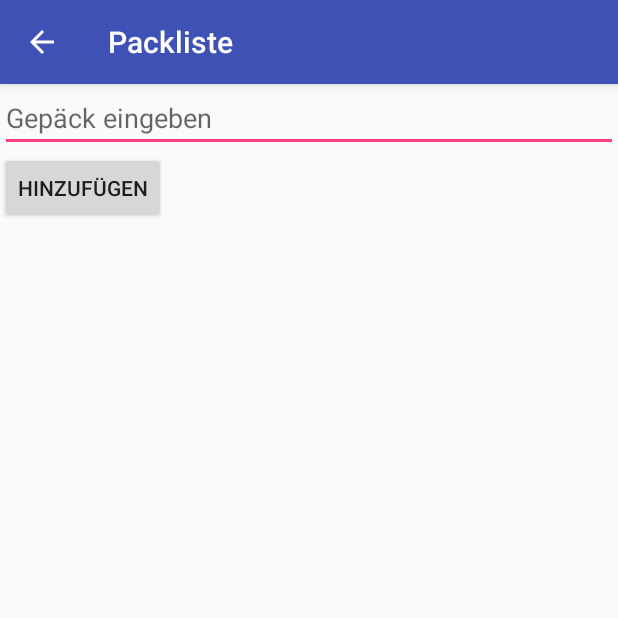
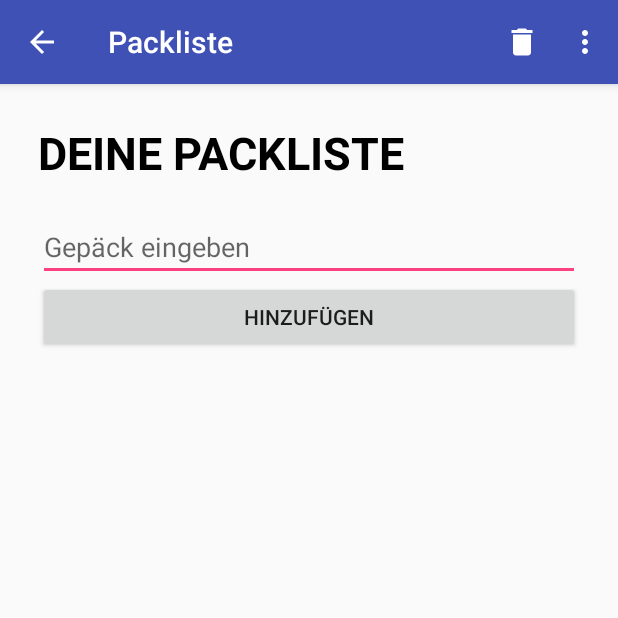
Before and after one commit to Stephfi/TravelAndroid, an Android app: the screen it shows after launch (Packliste before the commit, PackingList after it), in the options menu, after a tap on "Packliste", on a phone screen of 412 x 824 dp, the top half of it. Run offline under Robolectric (Android 15) with nearby library versions, the phone set to English and light mode, and no system bars; our stand-ins replace Room's generated code; libraries missing offline, so code that uses them is left out: com.facebook.stetho; 1 statement that could not run was skipped.

Commit message:
Made Menu global. Added "Delete-All" functionality to PackingList

```diff
--- a/app/build.gradle
+++ b/app/build.gradle
@@ -28,7 +28,6 @@ dependencies {
     androidTestImplementation 'com.android.support.test:runner:1.0.2'
     androidTestImplementation 'com.android.support.test.espresso:espresso-core:3.0.2'
 
-
     compile 'com.facebook.stetho:stetho:1.5.0'
     compile 'com.facebook.stetho:stetho-okhttp3:1.5.0'
 
--- a/app/src/main/AndroidManifest.xml
+++ b/app/src/main/AndroidManifest.xml
@@ -16,11 +16,12 @@
                 <category android:name="android.intent.category.LAUNCHER" />
             </intent-filter>
         </activity>
+        <activity android:name=".ActionBarActivity"/>
         <activity android:name=".SingleVacationActivity"
             android:parentActivityName=".MainActivity"/>
-        <activity android:name=".Packliste"
+        <activity android:name=".PackingList.PackingList"
             android:parentActivityName=".MainActivity"/>
-        <activity android:name=".Kostenrechner"
+        <activity android:name=".SpendingCalculator.SpendingCalculator"
             android:parentActivityName=".MainActivity"/>
     </application>
 
--- /dev/null
+++ b/app/src/main/java/com/example/markusbink/travelapp/ActionBarActivity.java
@@ -0,0 +1,67 @@
+package com.example.markusbink.travelapp;
+
+import android.content.Intent;
+import android.os.Bundle;
+import android.support.annotation.Nullable;
+import android.support.v7.app.AppCompatActivity;
+import android.view.Menu;
+import android.view.MenuInflater;
+import android.view.MenuItem;
+import android.widget.ArrayAdapter;
+
+import com.example.markusbink.travelapp.PackingList.PackingList;
+import com.example.markusbink.travelapp.SpendingCalculator.SpendingCalculator;
+
+public class ActionBarActivity extends AppCompatActivity {
+
+
+
+
+    @Override
+    protected void onCreate(@Nullable Bundle savedInstanceState) {
+        super.onCreate(savedInstanceState);
+        setContentView(R.layout.activity_actionbar);
+    }
+
+    //INFLATE THE MENU WITH LAYOUT
+
+    @Override
+    public boolean onCreateOptionsMenu(Menu menu) {
+        MenuInflater inflater = getMenuInflater();
+        inflater.inflate(R.menu.main_menu, menu);
+        return true;
+    }
+
+    //CLICKEVENTS FOR THE MAIN MENU-ITEMS
+
+    @Override
+    public boolean onOptionsItemSelected(MenuItem item) {
+        switch(item.getItemId()) {
+
+            case R.id.start_activity:
+                Intent startIntent = new Intent(this, MainActivity.class);
+                startActivity(startIntent);
+                return true;
+
+            case R.id.packliste_activity:
+                Intent packlisteIntent = new Intent(this, PackingList.class);
+                startActivity(packlisteIntent);
+                return true;
+
+            case R.id.singlevacation_activity:
+                Intent i = new Intent(this, SingleVacationActivity.class);
+                startActivity(i);
+                return true;
+
+            case R.id.kostenrechner_activity:
+                Intent kostenrechner = new Intent(this, SpendingCalculator.class);
+                startActivity(kostenrechner);
+                return true;
+
+
+            default:
+                return super.onOptionsItemSelected(item);
+        }
+    }
+
+}
--- a/app/src/main/java/com/example/markusbink/travelapp/PackingListInterface.java
+++ b/app/src/main/java/com/example/markusbink/travelapp/Database/PackingListDao.java
@@ -1,28 +1,23 @@
-package com.example.markusbink.travelapp;
+package com.example.markusbink.travelapp.Database;
 
 
 import android.arch.persistence.room.Dao;
-import android.arch.persistence.room.Delete;
 import android.arch.persistence.room.Insert;
 import android.arch.persistence.room.Query;
 
-import java.util.ArrayList;
+import com.example.markusbink.travelapp.PackingList.PackingList_SingleItem;
 
 @Dao
-public interface PackingListInterface {
+public interface PackingListDao {
 
     @Insert
-    void insertItem(PackingListActivityItem item);
+    void insertItem(PackingList_SingleItem item);
 
     @Query("DELETE FROM packingItems WHERE itemName = :item")
     void deleteItem(String item);
 
     @Query("SELECT * FROM packingItems")
-    PackingListActivityItem[] selectAllItems();
-
-
-
-
+    PackingList_SingleItem[] selectAllItems();
 
     @Query("DELETE FROM packingItems")
     void deleteAllItems();
--- /dev/null
+++ b/app/src/main/java/com/example/markusbink/travelapp/Database/RoomDatabase.java
@@ -0,0 +1,16 @@
+package com.example.markusbink.travelapp.Database;
+
+import android.arch.persistence.room.Database;
+
+import com.example.markusbink.travelapp.PackingList.PackingList_SingleItem;
+
+
+@Database(entities = {PackingList_SingleItem.class}, version = 1, exportSchema = false)
+
+public abstract class RoomDatabase extends android.arch.persistence.room.RoomDatabase {
+
+public abstract PackingListDao packingListInterface();
+
+
+
+}
--- a/app/src/main/java/com/example/markusbink/travelapp/MainActivity.java
+++ b/app/src/main/java/com/example/markusbink/travelapp/MainActivity.java
@@ -9,14 +9,12 @@ import android.view.MenuItem;
 import android.view.View;
 import android.widget.Button;
 import android.widget.EditText;
-import android.widget.Toast;
 
+import com.example.markusbink.travelapp.PackingList.PackingList;
+import com.example.markusbink.travelapp.SpendingCalculator.SpendingCalculator;
 import com.facebook.stetho.Stetho;
 
-import java.text.DateFormat;
-import java.util.Calendar;
-
-public class MainActivity extends AppCompatActivity {
+public class MainActivity extends ActionBarActivity {
 
     EditText editTextvacationName, editTextStartDate, editTextEndDate;
     Button buttonPlanVacation;
@@ -56,39 +54,5 @@ public class MainActivity extends AppCompatActivity {
         });
     }
 
-    @Override
-    public boolean onCreateOptionsMenu(Menu menu) {
-        MenuInflater inflater = getMenuInflater();
-        inflater.inflate(R.menu.main_menu, menu);
-        return true;
-    }
 
-    @Override
-    public boolean onOptionsItemSelected(MenuItem item) {
-        switch(item.getItemId()) {
-            case R.id.start_activity:
-                Intent startIntent = new Intent(this, MainActivity.class);
-                startActivity(startIntent);
-                return true;
-
-            case R.id.packliste_activity:
-                Intent packlisteIntent = new Intent(this, Packliste.class);
-                startActivity(packlisteIntent);
-                return true;
-
-            case R.id.singlevacation_activity:
-                Intent i = new Intent(this, SingleVacationActivity.class);
-                startActivity(i);
-                return true;
-
-            case R.id.kostenrechner_activity:
-                Intent kostenrechner = new Intent(this, Kostenrechner.class);
-                startActivity(kostenrechner);
-                return true;
-
-
-            default:
-                return super.onOptionsItemSelected(item);
-        }
-    }
 }
--- a/app/src/main/java/com/example/markusbink/travelapp/Packliste.java
+++ b/app/src/main/java/com/example/markusbink/travelapp/PackingList/PackingList.java
@@ -1,12 +1,10 @@
-package com.example.markusbink.travelapp;
+package com.example.markusbink.travelapp.PackingList;
 
 import android.arch.persistence.room.Room;
-import android.content.Context;
 import android.os.Bundle;
-import android.os.PersistableBundle;
-import android.support.annotation.Nullable;
-import android.support.v7.app.AppCompatActivity;
 import android.util.Log;
+import android.view.Menu;
+import android.view.MenuItem;
 import android.view.View;
 import android.widget.AdapterView;
 import android.widget.ArrayAdapter;
@@ -14,10 +12,14 @@ import android.widget.Button;
 import android.widget.EditText;
 import android.widget.ListView;
 import android.widget.Toast;
+
+import com.example.markusbink.travelapp.ActionBarActivity;
+import com.example.markusbink.travelapp.Database.RoomDatabase;
+import com.example.markusbink.travelapp.R;
+
 import java.util.ArrayList;
-import java.util.Arrays;
 
-public class Packliste extends AppCompatActivity {
+public class PackingList extends ActionBarActivity {
 
     private static final String TAG = "PackingList";
 
@@ -27,26 +29,28 @@ public class Packliste extends AppCompatActivity {
     private Button buttonLuggage;
     private ListView listViewLuggage;
     private ArrayList<String> luggageList = new ArrayList<>();
-    private PackingListActivityItem[] packingList;
+    private PackingList_SingleItem[] packingList;
     private ArrayAdapter<String> luggageAdapter;
-    private PackingListDatabase db;
+    private RoomDatabase db;
 
     @Override
     protected void onCreate(Bundle savedInstanceState) {
         super.onCreate(savedInstanceState);
-        setContentView(R.layout.activity_packliste);
+        setContentView(R.layout.activity_packinglist);
             initDB();
             initUi();
             initActionBar();
             initListeners();
 
+        getSupportActionBar().setTitle("Packliste");
+
 
 
     }
 
-    private PackingListDatabase initDB() {
+    private RoomDatabase initDB() {
 
-        db = Room.databaseBuilder(Packliste.this, PackingListDatabase.class, DATABASE_NAME).fallbackToDestructiveMigration().build();
+        db = Room.databaseBuilder(PackingList.this, RoomDatabase.class, DATABASE_NAME).fallbackToDestructiveMigration().build();
         return db;
     }
 
@@ -81,7 +85,7 @@ public class Packliste extends AppCompatActivity {
             public void run() {
 
                 if(!luggageItem.equals("")) {
-                PackingListActivityItem packingItem = new PackingListActivityItem();
+                PackingList_SingleItem packingItem = new PackingList_SingleItem();
                 packingItem.setItemName(luggageItem);
                 db.packingListInterface().insertItem(packingItem);
 
@@ -131,13 +135,50 @@ public class Packliste extends AppCompatActivity {
     }
 
 
+    // Remove all Items from database and list
+
+    public void deleteAllIListItems() {
+
+        Log.d(TAG, "deleteAllIListItems: deleted");
+
+        new Thread(new Runnable() {
+            @Override
+            public void run() {
+
+
+              db.packingListInterface().deleteAllItems();
+
+              runOnUiThread(new Runnable() {
+                  @Override
+                  public void run() {
+
+                      if(luggageList.size() != 0) {
+
+                          luggageList.clear();
+                          luggageAdapter.notifyDataSetChanged();
+
+                          Toast.makeText(getApplicationContext(), "All Items have been removed", Toast.LENGTH_SHORT).show();
+                      } else {
+                          Toast.makeText(getApplicationContext(), "No Items to remove", Toast.LENGTH_SHORT).show();
+
+                      }
+                  }
+              });
+
+
+            }
+        }).start();
+
+    }
+
+
     private void initSavedItems() {
         new Thread(new Runnable() {
             @Override
             public void run() {
 
                 packingList = db.packingListInterface().selectAllItems();
-                for(PackingListActivityItem item : packingList) {
+                for(PackingList_SingleItem item : packingList) {
                     String itemName = item.getItemName();
                    addItemToList(itemName);
                 }
@@ -150,13 +191,15 @@ public class Packliste extends AppCompatActivity {
     }
 
 
+
+
     private void addItemToList(String itemName) {
         luggageList.add(itemName);
         luggageAdapter.notifyDataSetChanged();
     }
 
     private void initActionBar() {
-        getSupportActionBar().setTitle("Packliste");
+        getSupportActionBar().setTitle("PackingList");
         getSupportActionBar().setDisplayHomeAsUpEnabled(true);
 
     }
@@ -171,4 +214,27 @@ public class Packliste extends AppCompatActivity {
         initSavedItems();
     }
 
+
+    //SET DELETE-ICON AND ONCLICKLISTENER FOR IT
+
+    @Override
+    public boolean onPrepareOptionsMenu(Menu menu) {
+        super.onPrepareOptionsMenu(menu);
+        menu.findItem(R.id.deleteItems).setVisible(true).setOnMenuItemClickListener(new MenuItem.OnMenuItemClickListener() {
+            @Override
+            public boolean onMenuItemClick(MenuItem item) {
+
+                deleteAllIListItems();
+
+                return false;
+            }
+        });
+
+
+
+        return true;
+
+
+
+    }
 }
--- a/app/src/main/java/com/example/markusbink/travelapp/PackingListActivityItem.java
+++ b/app/src/main/java/com/example/markusbink/travelapp/PackingList/PackingList_SingleItem.java
@@ -1,4 +1,4 @@
-package com.example.markusbink.travelapp;
+package com.example.markusbink.travelapp.PackingList;
 
 
 import android.arch.persistence.room.Entity;
@@ -6,7 +6,7 @@ import android.arch.persistence.room.PrimaryKey;
 import android.support.annotation.NonNull;
 
 @Entity(tableName = "packingItems")
-public class PackingListActivityItem {
+public class PackingList_SingleItem {
     @NonNull
     @PrimaryKey(autoGenerate = true)
     private int itemId;
@@ -30,7 +30,7 @@ public class PackingListActivityItem {
         this.itemName = itemName;
     }
 
-    public PackingListActivityItem() {
+    public PackingList_SingleItem() {
 
     }
 }
--- a/app/src/main/java/com/example/markusbink/travelapp/PackingListDatabase.java
+++ /dev/null
@@ -1,15 +0,0 @@
-package com.example.markusbink.travelapp;
-
-import android.arch.persistence.room.Database;
-import android.arch.persistence.room.RoomDatabase;
-
-
-@Database(entities = {PackingListActivityItem.class}, version = 1, exportSchema = false)
-
-public abstract class PackingListDatabase extends RoomDatabase {
-
-public abstract PackingListInterface packingListInterface();
-
-
-
-}
--- a/app/src/main/java/com/example/markusbink/travelapp/SingleVacationActivity.java
+++ b/app/src/main/java/com/example/markusbink/travelapp/SingleVacationActivity.java
@@ -1,14 +1,9 @@
 package com.example.markusbink.travelapp;
 
-import android.app.Fragment;
-import android.app.FragmentManager;
-import android.app.FragmentTransaction;
 import android.content.Intent;
 import android.os.Bundle;
-import android.os.PersistableBundle;
 import android.support.annotation.Nullable;
 import android.support.v7.app.AppCompatActivity;
-import android.util.Log;
 import android.view.Menu;
 import android.view.MenuInflater;
 import android.view.MenuItem;
@@ -16,8 +11,10 @@ import android.view.View;
 import android.widget.Button;
 import android.widget.TextView;
 
+import com.example.markusbink.travelapp.PackingList.PackingList;
 
-public class SingleVacationActivity extends AppCompatActivity {
+
+public class SingleVacationActivity extends ActionBarActivity {
 
     TextView textViewVacationName, textViewStartDate, textViewEndDate;
     Button buttonBackButton;
@@ -87,7 +84,7 @@ public class SingleVacationActivity extends AppCompatActivity {
                 return true;
 
             case R.id.packliste_activity:
-                Intent packlisteIntent = new Intent(this, Packliste.class);
+                Intent packlisteIntent = new Intent(this, PackingList.class);
                 startActivity(packlisteIntent);
                 return true;
 
--- a/app/src/main/java/com/example/markusbink/travelapp/Kostenrechner_SingleItem.java
+++ b/app/src/main/java/com/example/markusbink/travelapp/SpendingCalculator/SpendingCalculator_SingleItem.java
@@ -1,12 +1,12 @@
-package com.example.markusbink.travelapp;
+package com.example.markusbink.travelapp.SpendingCalculator;
 
-public class Kostenrechner_SingleItem {
+public class SpendingCalculator_SingleItem {
 
     String name;
     String price;
 
 
-    public Kostenrechner_SingleItem(String name, String price) {
+    public SpendingCalculator_SingleItem(String name, String price) {
         this.name = name;
         this.price = price;
     }
--- /dev/null
+++ b/app/src/main/res/drawable/ic_delete_white_24dp.xml
@@ -0,0 +1,5 @@
+<vector android:height="24dp" android:tint="#FFFFFF"
+    android:viewportHeight="24.0" android:viewportWidth="24.0"
+    android:width="24dp" xmlns:android="http://schemas.android.com/apk/res/android">
+    <path android:fillColor="#FF000000" android:pathData="M6,19c0,1.1 0.9,2 2,2h8c1.1,0 2,-0.9 2,-2V7H6v12zM19,4h-3.5l-1,-1h-5l-1,1H5v2h14V4z"/>
+</vector>
--- /dev/null
+++ b/app/src/main/res/layout/activity_actionbar.xml
@@ -0,0 +1,6 @@
+<?xml version="1.0" encoding="utf-8"?>
+<android.support.constraint.ConstraintLayout
+    xmlns:android="http://schemas.android.com/apk/res/android" android:layout_width="match_parent"
+    android:layout_height="match_parent">
+
+</android.support.constraint.ConstraintLayout>
--- a/app/src/main/res/layout/activity_kostenrechner.xml
+++ b/app/src/main/res/layout/activity_kostenrechner.xml
@@ -5,7 +5,7 @@
     xmlns:tools="http://schemas.android.com/tools"
     android:orientation="vertical"
     android:padding="20dp"
-    tools:context=".Kostenrechner">
+    tools:context=".SpendingCalculator.SpendingCalculator">
 
     <LinearLayout
         android:layout_width="match_parent"
--- a/app/src/main/res/layout/activity_packliste.xml
+++ b/app/src/main/res/layout/activity_packinglist.xml
@@ -4,9 +4,20 @@
     android:layout_height="match_parent"
     xmlns:tools="http://schemas.android.com/tools"
     android:orientation="vertical"
-    tools:context=".Packliste"
+    tools:context=".PackingList.PackingList"
+    android:padding="25dp"
+    >
 
-    >
+    <TextView
+        android:layout_width="match_parent"
+        android:layout_height="wrap_content"
+        android:text="Deine Packliste"
+        android:textSize="30sp"
+        android:textStyle="bold"
+        android:textAllCaps="true"
+        android:textColor="#000"
+        android:layout_marginBottom="20dp"
+        />
 
     <EditText
         android:id="@+id/editText_luggage"
@@ -17,7 +28,7 @@
 
     <Button
         android:id="@+id/button_add_luggage"
-        android:layout_width="wrap_content"
+        android:layout_width="match_parent"
         android:layout_height="wrap_content"
         android:text="@string/add_button"
         />
--- a/app/src/main/res/menu/main_menu.xml
+++ b/app/src/main/res/menu/main_menu.xml
@@ -1,6 +1,14 @@
 <?xml version="1.0" encoding="utf-8"?>
 <menu xmlns:android="http://schemas.android.com/apk/res/android"
-    xmlns:app="http://schemas.android.com/apk/res-auto">
+    xmlns:app="http://schemas.android.com/apk/res-auto"
+    >
+
+    <item android:id="@+id/deleteItems"
+        android:title="Delete Item"
+        android:icon="@drawable/ic_delete_white_24dp"
+        app:showAsAction="ifRoom"
+        android:visible="false"
+        />
 
 
     <item android:id="@+id/start_activity"
@@ -22,4 +30,5 @@
         app:showAsAction="never"
         />
 
+
 </menu>
```
Also changed, not shown: app/src/main/java/com/example/markusbink/travelapp/SpendingCalculator/SpendingCalculator.java (renamed from app/src/main/java/com/example/markusbink/travelapp/Kostenrechner.java, +10 -8 lines), app/src/main/java/com/example/markusbink/travelapp/SpendingCalculator/SpendingCalculator_Adapter.java (renamed from app/src/main/java/com/example/markusbink/travelapp/Kostenrechner_Adapter.java, +6 -5 lines), app/src/main/res/layout/activity_main.xml (+12 -0 lines).
